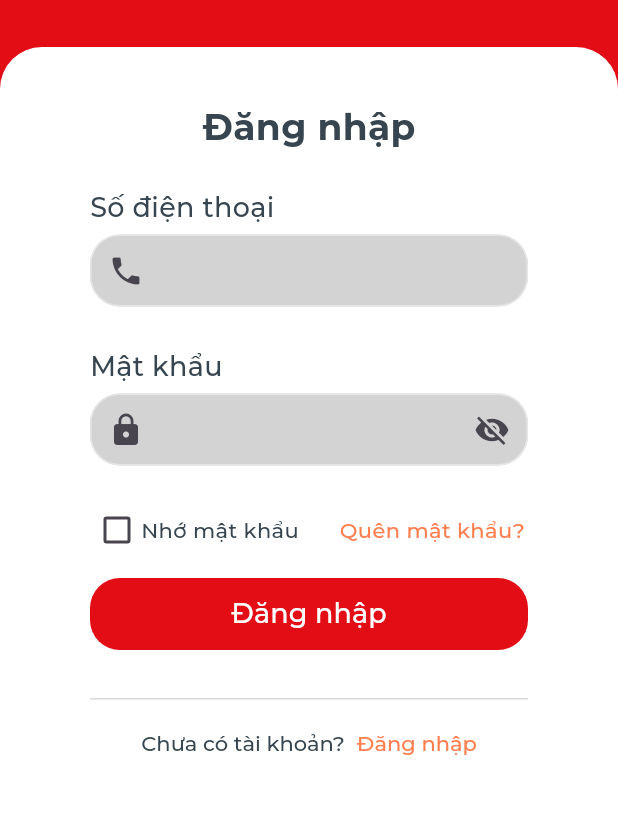
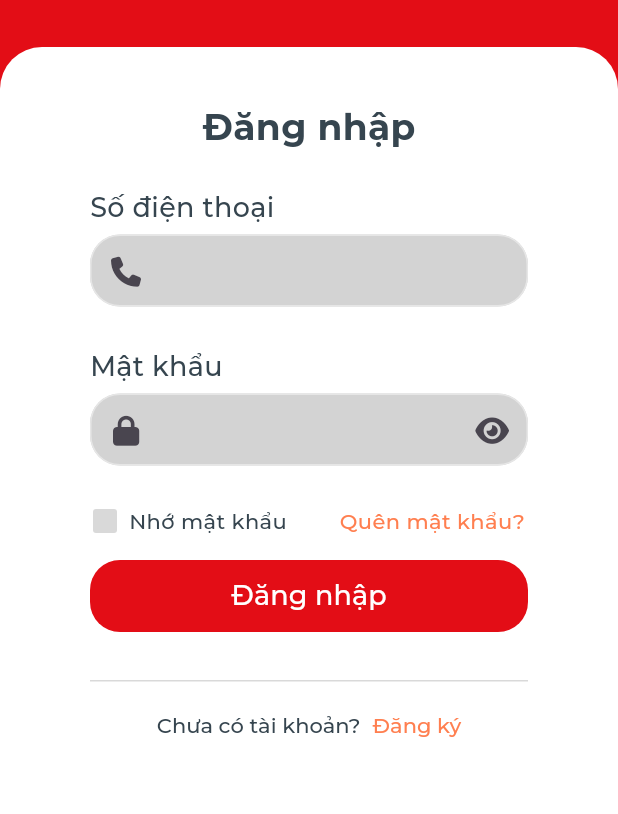
Before and after one commit to dscdut/safe-alert, a Flutter app: the screen it shows after launch, on a phone screen of 412 x 824 dp, the part 421-1235 px from its top. Run offline on Flutter 3.47's test engine with Material 3 defaults, Android fonts, the phone set to English and light mode, and no system bars; our stand-ins replace bloc, dio, easy_localization, equatable, firebase_core, firebase_messaging and 11 more; accounts and stored records are empty; project files that could hold a hidden picture were left out.

Commit message:
improve/SAFE-18
add icon dependency and adjust login screen

```diff
--- a/mobile/assets/locales/en.json
+++ b/mobile/assets/locales/en.json
@@ -22,7 +22,8 @@
   },
   "auth": {
     "welcome_back": "Nice to have you back!",
-    "sign_in": "Sign in"
+    "sign_in": "Sign in",
+    "sign_up": "Sign up"
   },
   "validator": {
     "email_required": "Please enter your email",
--- a/mobile/assets/locales/vi.json
+++ b/mobile/assets/locales/vi.json
@@ -22,7 +22,8 @@
   },
   "auth": {
     "welcome_back": "Rất vui khi được gặp lại bạn!",
-    "sign_in": "Đăng nhập"
+    "sign_in": "Đăng nhập",
+    "sign_up": "Đăng ký"
   },
   "validator": {
     "email_required": "Vui lòng nhập email",
--- a/mobile/lib/presentation/auth/views/login_view.dart
+++ b/mobile/lib/presentation/auth/views/login_view.dart
@@ -156,7 +156,7 @@ class _LoginView extends StatelessWidget {
                               ),
                               const WidgetSpan(child: SizedBox(width: 8)),
                               TextSpan(
-                                text: LocaleKeys.auth_sign_in.tr(),
+                                text: LocaleKeys.auth_sign_up.tr(),
                                 style: const TextStyle(
                                   color: ColorStyles.orange100,
                                   fontFamily: 'Montserrat',
--- /dev/null
+++ b/mobile/lib/presentation/auth/widgets/checkbox.dart
@@ -0,0 +1,40 @@
+import 'package:flutter/material.dart';
+import 'package:flutter_template/common/theme/color_styles.dart';
+import 'package:font_awesome_flutter/font_awesome_flutter.dart';
+
+class AuthCheckBox extends StatefulWidget {
+  const AuthCheckBox({super.key});
+  @override
+  State<AuthCheckBox> createState() => AuthCheckBoxState();
+}
+
+class AuthCheckBoxState extends State<AuthCheckBox> {
+  bool isChecked = false;
+  @override
+  Widget build(BuildContext context) {
+    return InkWell(
+      onTap: () {
+        setState(() {
+          isChecked = !isChecked;
+        });
+      },
+      child: Container(
+        width: 16,
+        height: 16,
+        decoration: BoxDecoration(
+          color: ColorStyles.gray140, // White when checked, grey when unchecked
+          borderRadius: BorderRadius.circular(2),
+        ),
+        child: isChecked
+            ? const Center(
+                child: FaIcon(
+                  FontAwesomeIcons.check,
+                  size: 14,
+                  color: ColorStyles.orange100,
+                ),
+              )
+            : Container(),
+      ),
+    );
+  }
+}
--- a/mobile/lib/presentation/auth/widgets/login_form.dart
+++ b/mobile/lib/presentation/auth/widgets/login_form.dart
@@ -3,9 +3,11 @@ import 'package:flutter/material.dart';
 import 'package:flutter_bloc/flutter_bloc.dart';
 import 'package:flutter_template/common/theme/color_styles.dart';
 import 'package:flutter_template/common/utils/validator_util.dart';
+import 'package:flutter_template/presentation/auth/widgets/checkbox.dart';
 import 'package:flutter_template/presentation/widgets/common_text_form_field.dart';
 import 'package:flutter_template/generated/locale_keys.g.dart';
 import 'package:flutter_template/presentation/auth/bloc/login/login_bloc.dart';
+import 'package:font_awesome_flutter/font_awesome_flutter.dart';
 
 class LoginForm extends StatefulWidget {
   const LoginForm({
@@ -25,7 +27,6 @@ class LoginForm extends StatefulWidget {
 
 class _LoginFormState extends State<LoginForm> {
   bool _isObscure = true;
-  bool isChecked = false;
 
   @override
   Widget build(BuildContext context) {
@@ -40,7 +41,7 @@ class _LoginFormState extends State<LoginForm> {
             child: CommonTextFormField(
               fillColor: ColorStyles.gray150,
               borderRadius: 20,
-              prefixIcon: Icons.phone,
+              prefixIcon: FontAwesomeIcons.phone,
               validator: ValidatorUtil.validatePhoneNumber,
               textController: widget.phoneNumberEditController,
               labelText: LocaleKeys.texts_phone_number.tr(),
@@ -61,7 +62,7 @@ class _LoginFormState extends State<LoginForm> {
                 child: CommonTextFormField(
                   fillColor: ColorStyles.gray150,
                   borderRadius: 20,
-                  prefixIcon: Icons.lock,
+                  prefixIcon: FontAwesomeIcons.lock,
                   validator: ValidatorUtil.validatePassword,
                   textController: widget.passwordEditController,
                   labelText: LocaleKeys.texts_password.tr(),
@@ -73,8 +74,9 @@ class _LoginFormState extends State<LoginForm> {
                   ),
                   keyboardType: TextInputType.text,
                   errorText: state.error,
-                  suffixIcon:
-                      _isObscure ? Icons.visibility_off : Icons.visibility,
+                  suffixIcon: _isObscure
+                      ? FontAwesomeIcons.solidEye
+                      : FontAwesomeIcons.solidEyeSlash,
                   onTapSuffixIcon: () {
                     setState(() {
                       _isObscure = !_isObscure;
@@ -91,20 +93,8 @@ class _LoginFormState extends State<LoginForm> {
             padding: const EdgeInsets.symmetric(horizontal: 12),
             child: Row(
               children: [
-                Checkbox(
-                  visualDensity:
-                      const VisualDensity(vertical: -4, horizontal: -4),
-                  value: isChecked,
-                  onChanged: (newBool) {
-                    setState(() {
-                      isChecked = newBool!;
-                    });
-                  },
-                  shape: const RoundedRectangleBorder(
-                    borderRadius: BorderRadius.all(Radius.circular(2)),
-                  ),
-                  activeColor: ColorStyles.gray150,
-                ),
+                const AuthCheckBox(),
+                const SizedBox(width: 8),
                 Text(
                   LocaleKeys.texts_remember_me.tr(),
                   style: const TextStyle(
--- a/mobile/lib/presentation/widgets/common_text_form_field.dart
+++ b/mobile/lib/presentation/widgets/common_text_form_field.dart
@@ -146,6 +146,7 @@ class CommonTextFormField extends StatelessWidget {
                     onTap: onTapPrefixIcon,
                     behavior: HitTestBehavior.opaque,
                     child: Icon(
+                      size: 20,
                       prefixIcon,
                       color: prefixIconColor,
                     ),
@@ -156,6 +157,7 @@ class CommonTextFormField extends StatelessWidget {
                     onTap: onTapSuffixIcon,
                     behavior: HitTestBehavior.opaque,
                     child: Icon(
+                      size: 20,
                       suffixIcon,
                       color: suffixIconColor,
                     ),
--- a/mobile/pubspec.yaml
+++ b/mobile/pubspec.yaml
@@ -54,6 +54,7 @@ dependencies:
   dropdown_button2: ^2.3.9
   google_mobile_ads: ^4.0.0
   flutter_svg: ^2.0.9
+  font_awesome_flutter: ^10.6.0
 
 dev_dependencies:
   flutter_test:
```
Also changed, not shown: mobile/lib/generated/assets.gen.dart, mobile/lib/generated/locale_keys.g.dart.
